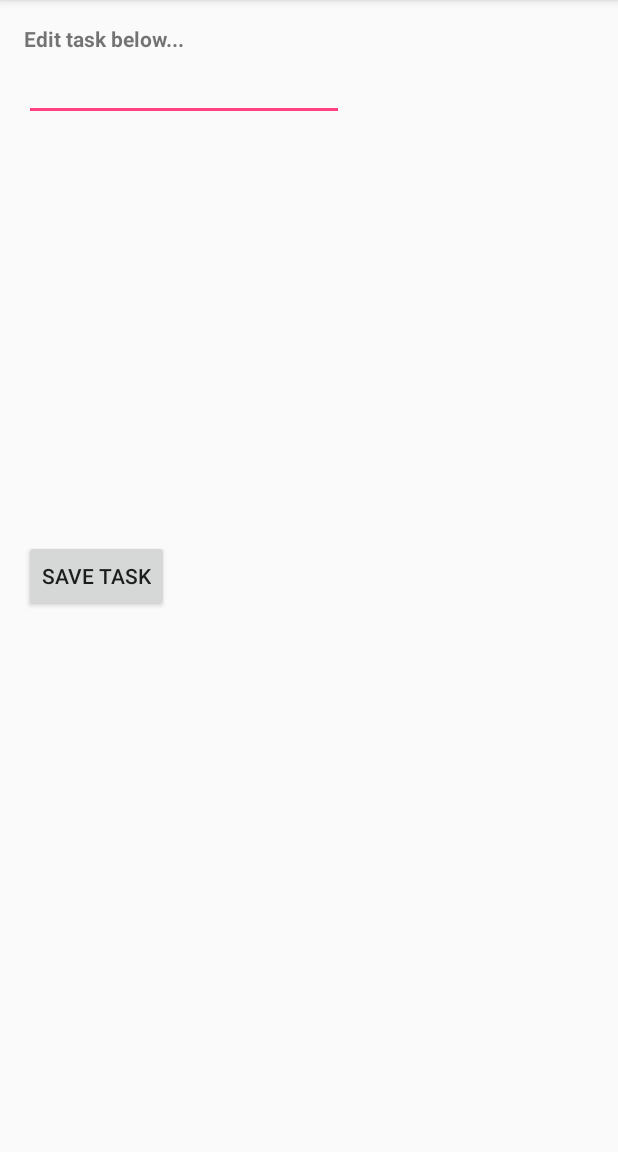
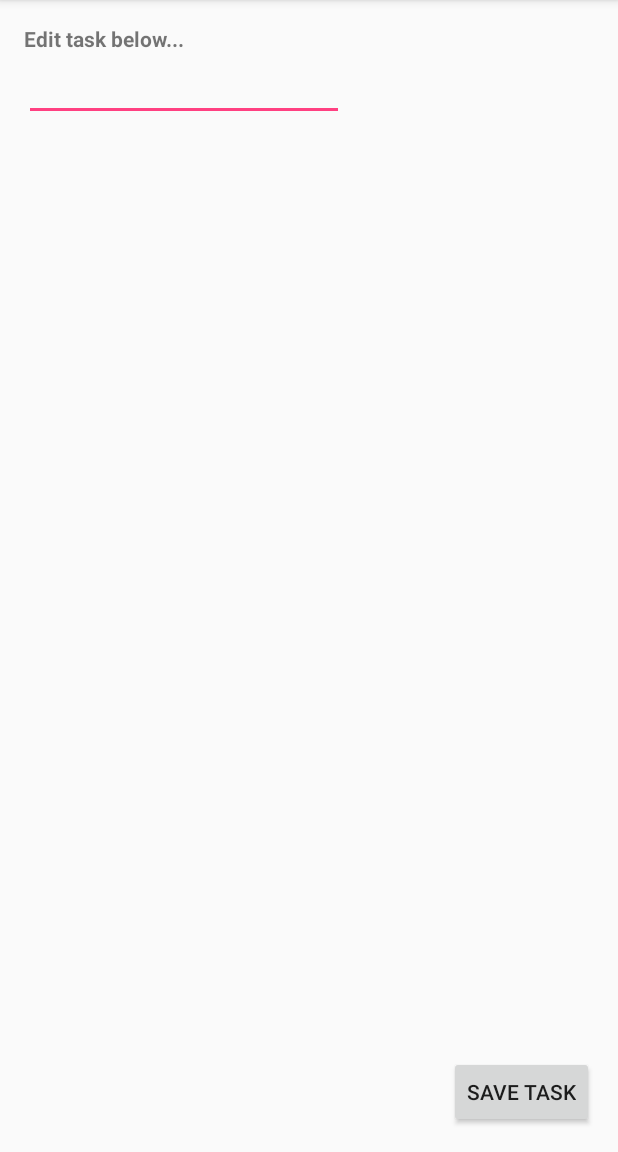
Before and after one commit to marsjoy/todo_app, an Android app: the EditToDoTaskActivity screen opened directly, with no data from a screen before it, on a phone screen of 412 x 824 dp, the part 84-1236 px from its top. Run offline under Robolectric (Android 15) with nearby library versions, the phone set to English and light mode, and no system bars.

```diff
--- a/app/src/main/res/layout/activity_edit_to_do_list.xml
+++ b/app/src/main/res/layout/activity_edit_to_do_list.xml
@@ -8,6 +8,15 @@
     android:paddingRight="@dimen/activity_horizontal_margin"
     android:paddingTop="@dimen/activity_vertical_margin"
     tools:context="mars_williams.codepathtodoapp.Activities.MainActivity" >
+
+    <Button
+        android:layout_width="wrap_content"
+        android:layout_height="wrap_content"
+        android:text="@string/button_save_task_label"
+        android:id="@+id/buttonSaveEdit"
+        android:onClick="onSaveTask"
+        android:layout_alignParentBottom="true"
+        android:layout_alignParentEnd="true" />
 
     <TextView
         android:layout_width="wrap_content"
@@ -28,13 +37,4 @@
         android:layout_below="@+id/textViewEdit"
         android:layout_alignParentStart="true" />
 
-    <Button
-        android:layout_width="wrap_content"
-        android:layout_height="wrap_content"
-        android:text="@string/button_save_task_label"
-        android:id="@+id/buttonSaveEdit"
-        android:onClick="onSaveTask"
-        android:layout_centerVertical="true"
-        android:layout_alignParentStart="true" />
-
 </RelativeLayout>
```
Also changed, not shown: 1 other file.
